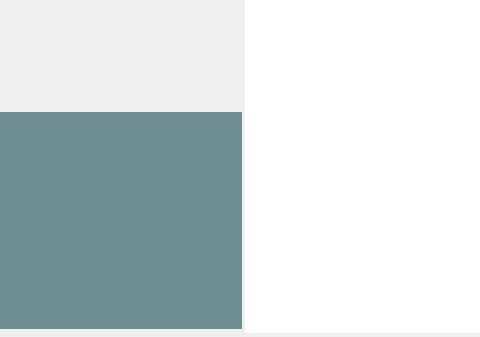
Above: Client/selfinfowidget.ui from ivegg/QT- before the change; both pictures show x 231 to 711 and y 338 to 675 of the 953 by 675 pixel window. Below: the same form after it.
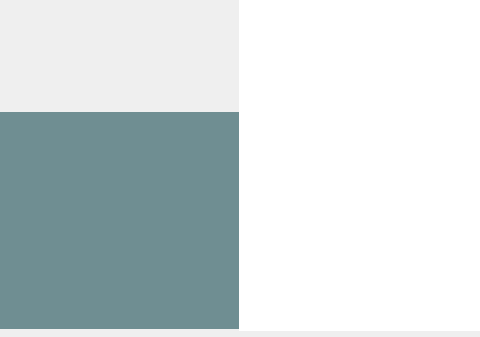
That is the form after the change. Icons and pictures are not drawn.

```diff
--- a/Client/selfinfowidget.ui
+++ b/Client/selfinfowidget.ui
@@ -69,7 +69,7 @@
           <cursorShape>PointingHandCursor</cursorShape>
          </property>
          <property name="focusPolicy">
-          <enum>Qt::NoFocus</enum>
+          <enum>Qt::FocusPolicy::NoFocus</enum>
          </property>
          <property name="styleSheet">
           <string notr="true">border:0</string>
@@ -105,12 +105,15 @@
           <string notr="true">background-color:#6F8E92</string>
          </property>
         </widget>
-       </widget>
-      </item>
-     </layout>
-    </item>
-    <item>
      <widget class="QWidget" name="widget" native="true">
+         <property name="geometry">
+          <rect>
+           <x>470</x>
+           <y>0</y>
+           <width>474</width>
+           <height>669</height>
+          </rect>
+         </property>
       <property name="styleSheet">
        <string notr="true">background-color: rgb(255, 255, 255);</string>
       </property>
@@ -187,6 +190,9 @@
        </property>
       </widget>
      </widget>
+       </widget>
+      </item>
+     </layout>
     </item>
    </layout>
   </widget>
```
Lines whose indentation alone changed are shown as unchanged.
